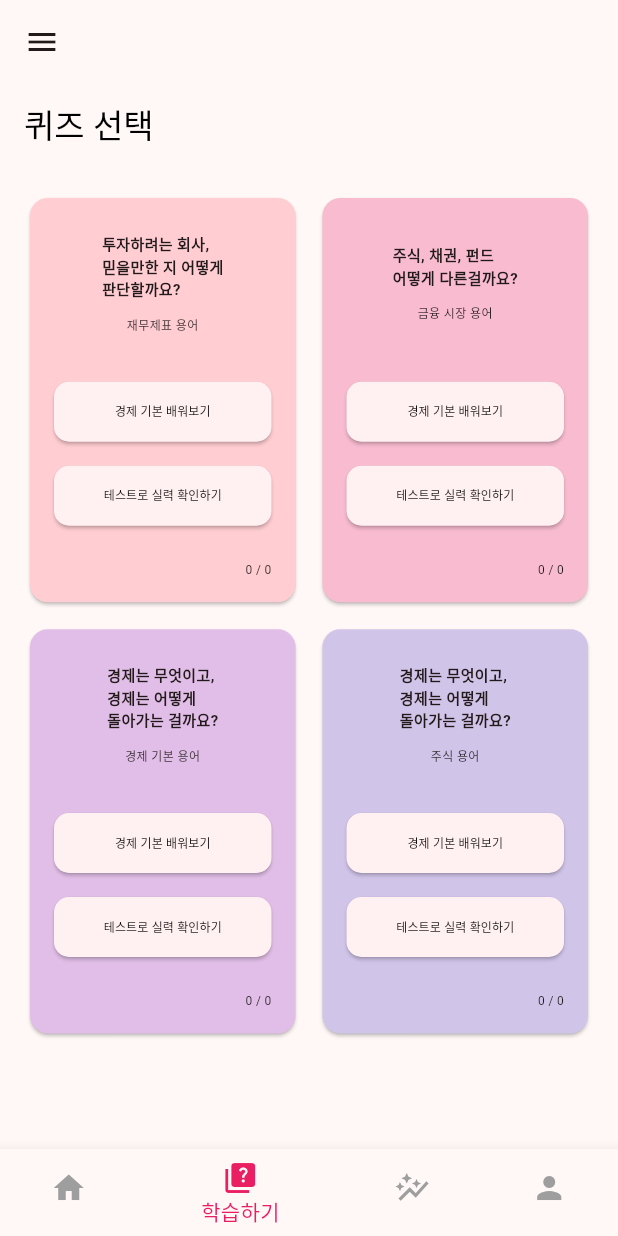
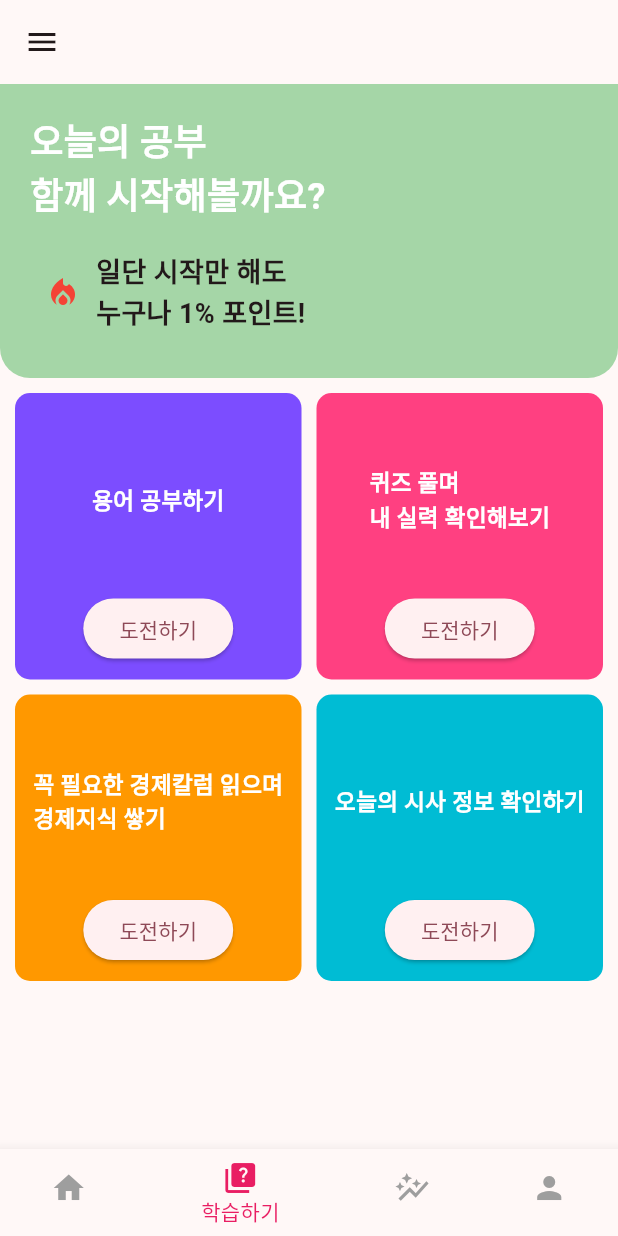
Before and after one commit to E2I-MOTU/MOTU, a Flutter app: the screen it shows after launch, item 2 of the bottom bar chosen, on a phone screen of 412 x 824 dp. Run offline on Flutter 3.47's test engine with Material 3 defaults, Android fonts, the phone set to English and light mode, and no system bars; our stand-ins replace cloud_firestore, csv, firebase_core, firebase_storage, syncfusion_flutter_charts; accounts and stored records are empty.

Commit message:
[Feat] #4 학습하기 와이어프레임 구현

```diff
--- a/lib/controller/home.dart
+++ b/lib/controller/home.dart
@@ -3,6 +3,7 @@ import 'package:motu/view/scenario/scenario_list.dart';
 import 'package:motu/view/my_page.dart';
 import 'package:motu/view/home_page_contents.dart';
 
+import '../view/learning/learning_contents.dart';
 import '../view/quiz/quiz.dart';
 
 class HomeController {
@@ -11,13 +12,13 @@ class HomeController {
       case 0:
         return const HomePageContent();
       case 1:
-        return QuizSelectionScreen();
+        return LearningContentscreen();
       case 2:
         return const ScenarioList();
       case 3:
         return const MyPage();
       default:
-        return const HomePageContent();
+        return LearningContentscreen();
     }
   }
 }
--- /dev/null
+++ b/lib/view/learning/learning_contents.dart
@@ -0,0 +1,116 @@
+import 'package:flutter/material.dart';
+import 'package:motu/view/quiz/quiz.dart';
+
+class LearningContentscreen extends StatelessWidget {
+  @override
+  Widget build(BuildContext context) {
+    return Scaffold(
+      body: Column(
+        children: [
+          Container(
+            padding: const EdgeInsets.all(20),
+            decoration: BoxDecoration(
+              borderRadius: const BorderRadius.only(
+                bottomLeft: Radius.circular(20),
+                bottomRight: Radius.circular(20),
+              ),
+              color: Colors.green[200],
+            ),
+            child: Column(
+              crossAxisAlignment: CrossAxisAlignment.start,
+              children: [
+                const Text(
+                  '오늘의 공부\n함께 시작해볼까요?',
+                  style: TextStyle(
+                    fontSize: 24,
+                    fontWeight: FontWeight.bold,
+                    color: Colors.white,
+                  ),
+                ),
+                const SizedBox(height: 10),
+                Container(
+                  padding: const EdgeInsets.all(10),
+                  decoration: BoxDecoration(
+                    color: Colors.green[200],
+                    borderRadius: BorderRadius.circular(10),
+                  ),
+                  child: Row(
+                    children: [
+                      const Icon(Icons.local_fire_department, color: Colors.red),
+                      const SizedBox(width: 10),
+                      const Text(
+                        '일단 시작만 해도\n누구나 1% 포인트!',
+                        style: TextStyle(
+                          fontSize: 18,
+                          fontWeight: FontWeight.bold,
+                        ),
+                      ),
+                    ],
+                  ),
+                ),
+              ],
+            ),
+          ),
+          Expanded(
+            child: GridView.count(
+              crossAxisCount: 2,
+              padding: const EdgeInsets.all(10),
+              crossAxisSpacing: 10,
+              mainAxisSpacing: 10,
+              children: [
+                _buildCard(context, '용어 공부하기', Colors.deepPurpleAccent, null),
+                _buildCard(context, '퀴즈 풀며\n내 실력 확인해보기', Colors.pinkAccent, QuizSelectionScreen()),
+                _buildCard(context, '꼭 필요한 경제칼럼 읽으며\n경제지식 쌓기', Colors.orange, null),
+                _buildCard(context, '오늘의 시사 정보 확인하기', Colors.cyan, null),
+              ],
+            ),
+          ),
+        ],
+      ),
+    );
+  }
+
+  Widget _buildCard(BuildContext context, String text, Color color, Widget? nextScreen) {
+    return Container(
+      padding: const EdgeInsets.all(10),
+      decoration: BoxDecoration(
+        color: color,
+        borderRadius: BorderRadius.circular(10),
+      ),
+      child: Column(
+        mainAxisAlignment: MainAxisAlignment.spaceBetween,
+        children: [
+          Expanded(
+            child: Center(
+              child: Text(
+                text,
+                style: const TextStyle(
+                  fontSize: 15,
+                  color: Colors.white,
+                  fontWeight: FontWeight.bold,
+                ),
+                textAlign: TextAlign.left,
+              ),
+            ),
+          ),
+          ElevatedButton(
+            onPressed: () {
+              if (nextScreen != null) {
+                Navigator.push(
+                  context,
+                  MaterialPageRoute(builder: (context) => nextScreen),
+                );
+              }
+            },
+            child: const Text('도전하기'),
+            style: ElevatedButton.styleFrom(
+              shape: RoundedRectangleBorder(
+                borderRadius: BorderRadius.circular(20),
+              ),
+            ),
+          ),
+        ],
+      ),
+    );
+  }
+}
```
Also changed, not shown: lib/view/home_page_contents.dart (line endings or trailing spaces).
